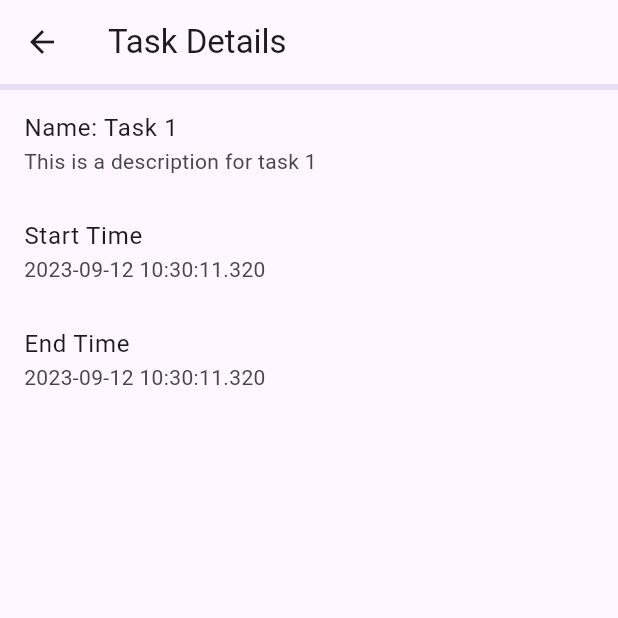
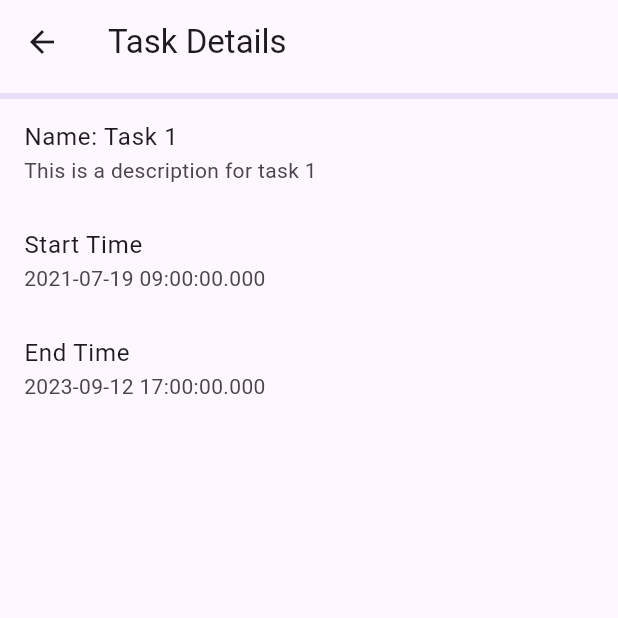
Before and after one commit to maxstain/desktop-manager, a Flutter app: the TaskManagerPage screen opened directly, after a tap on "Task 1", on a phone screen of 412 x 824 dp, the top half of it. Run offline on Flutter 3.47's test engine with Material 2 defaults, Android fonts, the phone set to English and light mode, and no system bars; our stand-ins replace lottie.

Commit message:
[REFACTOR]: Working on the tasks

```diff
--- a/lib/Models/Task.dart
+++ b/lib/Models/Task.dart
@@ -46,12 +46,8 @@ class Task {
   }
 
   void setProgressByTimeRemaining() {
-    if (DateTime.now().isAfter(endTime)) {
-      progress = 1;
-    } else {
-      progress = DateTime.now().difference(startTime).inSeconds /
-          endTime.difference(startTime).inSeconds;
-    }
+    progress = DateTime.now().difference(startTime).inSeconds /
+        endTime.difference(startTime).inSeconds;
   }
 
   void complete() {
--- a/lib/Shared/Data.dart
+++ b/lib/Shared/Data.dart
@@ -15,8 +15,8 @@ class SharedData {
     Task(
       'Task 1',
       'This is a description for task 1',
-      DateTime.now(),
-      DateTime.now(),
+      DateTime(2021, 7, 19, 9),
+      DateTime(2023, 9, 12, 17),
       false,
     ),
   ];
--- a/lib/Views/taskDetails.dart
+++ b/lib/Views/taskDetails.dart
@@ -10,16 +10,32 @@ class TaskDetailsPage extends StatefulWidget {
 }
 
 class _TaskDetailsPageState extends State<TaskDetailsPage> {
+
+  @override
+  void initState() {
+    super.initState();
+    SharedData().tasks[widget.index].setProgressByTimeRemaining();
+  }
+
   @override
   Widget build(BuildContext context) {
     return Scaffold(
       appBar: AppBar(
           title: const Text('Task Details'),
           bottom: PreferredSize(
-            preferredSize: const Size.fromHeight(4.0),
-            child: LinearProgressIndicator(
-              value: SharedData().tasks[widget.index].progress,
-              color: Colors.deepPurple,
+            preferredSize: const Size.fromHeight(10.0),
+            child: Container(
+              decoration: const BoxDecoration(
+                color: Colors.white,
+                borderRadius: BorderRadius.only(
+                  bottomLeft: Radius.circular(20),
+                  bottomRight: Radius.circular(20),
+                ),
+              ),
+              child: LinearProgressIndicator(
+                value: SharedData().tasks[widget.index].progress,
+                color: Colors.deepPurple,
+              ),
             ),
           )
       ),
```
